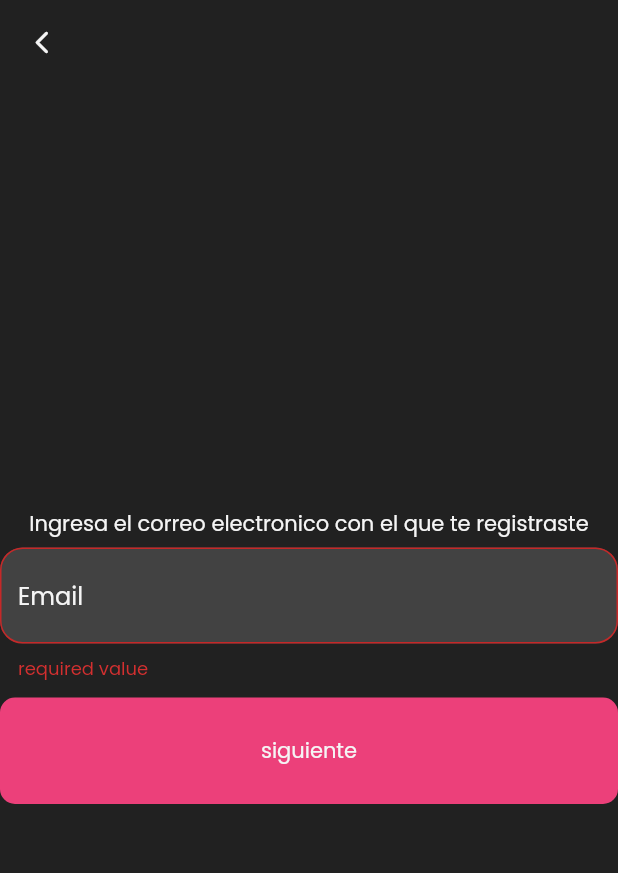
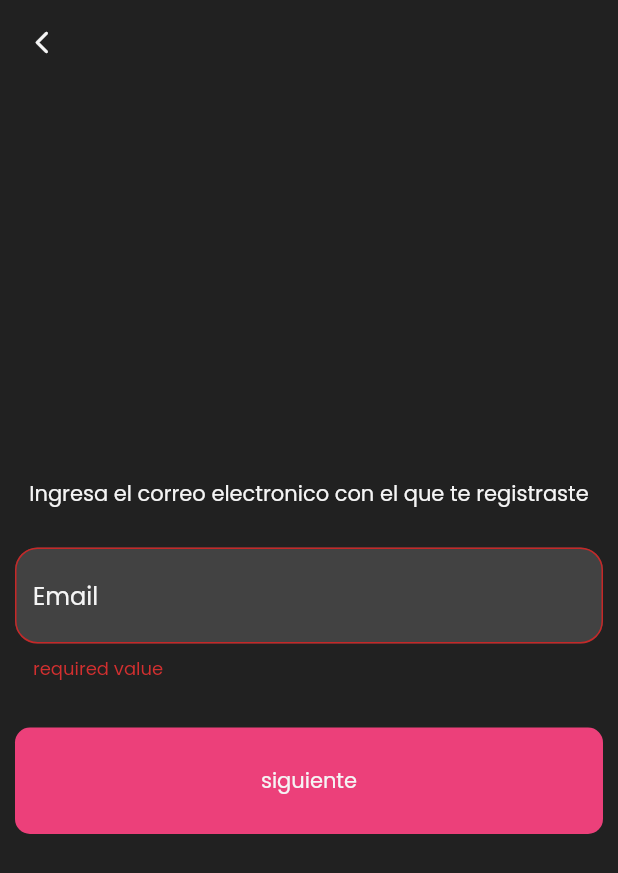
Before and after one commit to Victhor1/andrea_project_mobile, a Flutter app: the screen it shows after launch, after a tap on "Olvidaste tu contraseña?", on a phone screen of 412 x 824 dp. Shown: the top 873 px of the screen. Run offline on Flutter 3.47's test engine with Material 2 defaults, Android fonts, the phone set to English and light mode, and no system bars; our stand-ins replace get, google_fonts.

Commit message:
spacings and spacers

```diff
--- a/lib/screens/auth/components/forgot_password_first_state_component.dart
+++ b/lib/screens/auth/components/forgot_password_first_state_component.dart
@@ -1,10 +1,13 @@
 import 'package:andrea_project_mobile/controllers/auth_controller.dart';
 import 'package:andrea_project_mobile/models/regex_validator_model.dart';
 import 'package:andrea_project_mobile/theme/app_theme.dart';
+import 'package:andrea_project_mobile/utils/horientation_utils.dart';
 import 'package:andrea_project_mobile/utils/messages_utils.dart';
 import 'package:andrea_project_mobile/utils/regex_utils.dart';
+import 'package:andrea_project_mobile/utils/spacing_utils.dart';
 import 'package:andrea_project_mobile/widgets/custom_button.dart';
 import 'package:andrea_project_mobile/widgets/custom_text_form_field.dart';
+import 'package:andrea_project_mobile/widgets/spacers_widget.dart';
 import 'package:flutter/material.dart';
 import 'package:get/get.dart';
 
@@ -13,7 +16,11 @@ class ForgotPasswordFirstStateComponent extends GetView<AuthController> {
 
   @override
   Widget build(BuildContext context) {
-    return Column(
+    return SingleChildScrollView(
+      padding: EdgeInsets.symmetric(
+        horizontal: SpacingUtils.regularSpacing,
+      ),
+      child: Column(
         mainAxisAlignment: MainAxisAlignment.center,
         crossAxisAlignment: CrossAxisAlignment.center,
         children: [
@@ -22,6 +29,10 @@ class ForgotPasswordFirstStateComponent extends GetView<AuthController> {
             style: TextStyle(
               color: AppTheme.white,
             ),
+          ),
+          spacerWidget(
+            horientation: HorientationUtils.vertical,
+            spacing: SpacingUtils.extraLarge,
           ),
           Form(
             key: controller.forgotPasswordEmail,
@@ -42,6 +53,10 @@ class ForgotPasswordFirstStateComponent extends GetView<AuthController> {
               ],
             ),
           ),
+          spacerWidget(
+            horientation: HorientationUtils.vertical,
+            spacing: SpacingUtils.extraLarge,
+          ),
           customButton(
             content: Text(
               'siguiente',
@@ -52,6 +67,7 @@ class ForgotPasswordFirstStateComponent extends GetView<AuthController> {
             function: () => controller.forgotPasswordState.value = 2,
           ),
         ],
+      ),
     );
   }
 }
--- a/lib/screens/auth/components/login_form_component.dart
+++ b/lib/screens/auth/components/login_form_component.dart
@@ -1,10 +1,13 @@
 import 'package:andrea_project_mobile/controllers/auth_controller.dart';
 import 'package:andrea_project_mobile/models/regex_validator_model.dart';
 import 'package:andrea_project_mobile/theme/app_theme.dart';
+import 'package:andrea_project_mobile/utils/horientation_utils.dart';
 import 'package:andrea_project_mobile/utils/messages_utils.dart';
 import 'package:andrea_project_mobile/utils/regex_utils.dart';
+import 'package:andrea_project_mobile/utils/spacing_utils.dart';
 import 'package:andrea_project_mobile/widgets/custom_icon_button.dart';
 import 'package:andrea_project_mobile/widgets/custom_text_form_field.dart';
+import 'package:andrea_project_mobile/widgets/spacers_widget.dart';
 import 'package:flutter/material.dart';
 import 'package:get/get.dart';
 
@@ -17,7 +20,7 @@ class LoginFormComponent extends GetView<AuthController> {
   Widget build(BuildContext context) {
     return Form(
       key: controller.authFormKey,
-      autovalidateMode: AutovalidateMode.always,
+      autovalidateMode: AutovalidateMode.disabled,
       child: Column(
         children: [
           Obx(
@@ -93,6 +96,10 @@ class LoginFormComponent extends GetView<AuthController> {
               ),
             ),
           ),
+          spacerWidget(
+            horientation: HorientationUtils.vertical,
+            spacing: SpacingUtils.regularSpacing,
+          ),
           Obx(
             () => Row(
               mainAxisAlignment: MainAxisAlignment.end,
@@ -101,7 +108,9 @@ class LoginFormComponent extends GetView<AuthController> {
                 Visibility(
                   visible: !controller.isRegister.value,
                   child: Container(
-                    margin: const EdgeInsets.symmetric(vertical: 5),
+                    margin: EdgeInsets.symmetric(
+                      vertical: SpacingUtils.minimuSpacing,
+                    ),
                     child: GestureDetector(
                       onTap: () {
                         controller.resetForgotPasswordValues();
--- a/lib/screens/auth/login_screen.dart
+++ b/lib/screens/auth/login_screen.dart
@@ -1,7 +1,10 @@
 import 'package:andrea_project_mobile/controllers/auth_controller.dart';
 import 'package:andrea_project_mobile/screens/auth/components/login_form_component.dart';
 import 'package:andrea_project_mobile/theme/app_theme.dart';
+import 'package:andrea_project_mobile/utils/horientation_utils.dart';
+import 'package:andrea_project_mobile/utils/spacing_utils.dart';
 import 'package:andrea_project_mobile/widgets/custom_button.dart';
+import 'package:andrea_project_mobile/widgets/spacers_widget.dart';
 import 'package:flutter/material.dart';
 import 'package:get/get.dart';
 
@@ -15,22 +18,27 @@ class LoginScreen extends GetView<AuthController> {
       body: Center(
         child: SingleChildScrollView(
           child: Padding(
-            padding: const EdgeInsets.symmetric(horizontal: 10),
+            padding: EdgeInsets.symmetric(
+              horizontal: SpacingUtils.regularSpacing,
+            ),
             child: Column(
               mainAxisAlignment: MainAxisAlignment.center,
               crossAxisAlignment: CrossAxisAlignment.center,
               children: [
-                Container(
-                  margin: const EdgeInsets.symmetric(vertical: 5),
-                  child: Icon(
-                    Icons.lock,
-                    color: AppTheme.white,
-                    size: 100,
-                  ),
+                Icon(
+                  Icons.lock,
+                  color: AppTheme.white,
+                  size: 100,
+                ),
+                spacerWidget(
+                  horientation: HorientationUtils.vertical,
+                  spacing: SpacingUtils.extraLarge,
                 ),
                 Obx(
                   () => Container(
-                    margin: const EdgeInsets.symmetric(vertical: 10),
+                    margin: EdgeInsets.symmetric(
+                      vertical: SpacingUtils.regularSpacing,
+                    ),
                     child: Text(
                       !controller.isRegister.value
                           ? '¡Hola de nuevo!'
@@ -42,7 +50,15 @@ class LoginScreen extends GetView<AuthController> {
                     ),
                   ),
                 ),
+                spacerWidget(
+                  horientation: HorientationUtils.vertical,
+                  spacing: SpacingUtils.extraLarge,
+                ),
                 const LoginFormComponent(),
+                spacerWidget(
+                  horientation: HorientationUtils.vertical,
+                  spacing: SpacingUtils.extraLarge,
+                ),
                 Obx(
                   () => customButton(
                     function: () {
@@ -57,9 +73,15 @@ class LoginScreen extends GetView<AuthController> {
                     ),
                   ),
                 ),
+                spacerWidget(
+                  horientation: HorientationUtils.vertical,
+                  spacing: SpacingUtils.extraLarge,
+                ),
                 Obx(
                   () => Container(
-                    margin: const EdgeInsets.symmetric(vertical: 10),
+                    margin: EdgeInsets.symmetric(
+                      vertical: SpacingUtils.regularSpacing,
+                    ),
                     child: Row(
                       mainAxisAlignment: MainAxisAlignment.center,
                       crossAxisAlignment: CrossAxisAlignment.center,
--- /dev/null
+++ b/lib/utils/horientation_utils.dart
@@ -0,0 +1,5 @@
+class HorientationUtils {
+  static int vertical = 1;
+  static int horizontal = 2;
+  static int allHorientation = 3;
+}
--- /dev/null
+++ b/lib/utils/spacing_utils.dart
@@ -0,0 +1,6 @@
+class SpacingUtils {
+  static double minimuSpacing = 5;
+  static double regularSpacing = 10;
+  static double largeSpacing = 15;
+  static double extraLarge = 20;
+}
--- /dev/null
+++ b/lib/widgets/spacers_widget.dart
@@ -0,0 +1,24 @@
+import 'package:andrea_project_mobile/utils/horientation_utils.dart';
+import 'package:flutter/material.dart';
+
+SizedBox spacerWidget({
+  required int horientation,
+  required double spacing,
+}) {
+  if (horientation == HorientationUtils.vertical) {
+    return SizedBox(height: spacing);
+  }
+
+  if (horientation == HorientationUtils.horizontal) {
+    return SizedBox(width: spacing);
+  }
+
+  if (horientation == HorientationUtils.allHorientation) {
+    return SizedBox(
+      width: spacing,
+      height: spacing,
+    );
+  }
+
+  return const SizedBox();
+}
```
Lines whose indentation alone changed are shown as unchanged.
